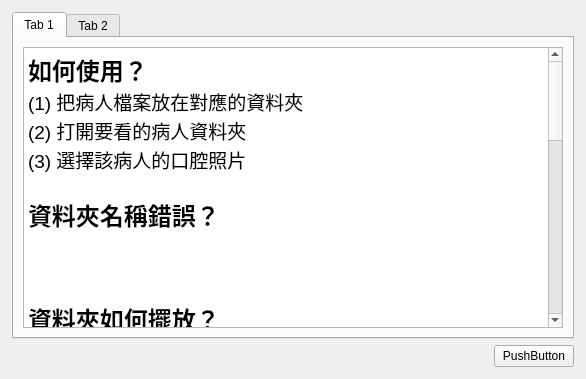
This is faqwindow.ui in j71200/DentistHelper as Qt 5 draws it before an edit. The edited form follows.
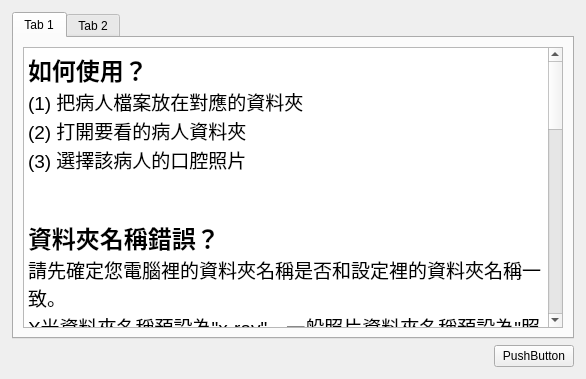
This is the edited form.

The edit to the form file:
```diff
--- a/faqwindow.ui
+++ b/faqwindow.ui
@@ -48,8 +48,11 @@
 &lt;p style=&quot; margin-top:0px; margin-bottom:0px; margin-left:0px; margin-right:0px; -qt-block-indent:0; text-indent:0px;&quot;&gt;&lt;span style=&quot; font-size:14pt;&quot;&gt;(2) 打開要看的病人資料夾&lt;/span&gt;&lt;/p&gt;
 &lt;p style=&quot; margin-top:0px; margin-bottom:0px; margin-left:0px; margin-right:0px; -qt-block-indent:0; text-indent:0px;&quot;&gt;&lt;span style=&quot; font-size:14pt;&quot;&gt;(3) 選擇該病人的口腔照片&lt;/span&gt;&lt;/p&gt;
 &lt;p style=&quot;-qt-paragraph-type:empty; margin-top:0px; margin-bottom:0px; margin-left:0px; margin-right:0px; -qt-block-indent:0; text-indent:0px; font-size:14pt;&quot;&gt;&lt;br /&gt;&lt;/p&gt;
+&lt;p style=&quot;-qt-paragraph-type:empty; margin-top:0px; margin-bottom:0px; margin-left:0px; margin-right:0px; -qt-block-indent:0; text-indent:0px; font-size:14pt;&quot;&gt;&lt;br /&gt;&lt;/p&gt;
 &lt;p style=&quot; margin-top:0px; margin-bottom:0px; margin-left:0px; margin-right:0px; -qt-block-indent:0; text-indent:0px;&quot;&gt;&lt;span style=&quot; font-size:18pt; font-weight:600;&quot;&gt;資料夾名稱錯誤？&lt;/span&gt;&lt;/p&gt;
-&lt;p style=&quot;-qt-paragraph-type:empty; margin-top:0px; margin-bottom:0px; margin-left:0px; margin-right:0px; -qt-block-indent:0; text-indent:0px; font-size:14pt;&quot;&gt;&lt;br /&gt;&lt;/p&gt;
+&lt;p style=&quot; margin-top:0px; margin-bottom:0px; margin-left:0px; margin-right:0px; -qt-block-indent:0; text-indent:0px;&quot;&gt;&lt;span style=&quot; font-size:14pt;&quot;&gt;請先確定您電腦裡的資料夾名稱是否和設定裡的資料夾名稱一致。&lt;/span&gt;&lt;/p&gt;
+&lt;p style=&quot; margin-top:0px; margin-bottom:0px; margin-left:0px; margin-right:0px; -qt-block-indent:0; text-indent:0px;&quot;&gt;&lt;span style=&quot; font-size:14pt;&quot;&gt;X光資料夾名稱預設為&amp;quot;x-ray&amp;quot;，一般照片資料夾名稱預設為&amp;quot;照片&amp;quot;，&lt;/span&gt;&lt;/p&gt;
+&lt;p style=&quot; margin-top:0px; margin-bottom:0px; margin-left:0px; margin-right:0px; -qt-block-indent:0; text-indent:0px;&quot;&gt;&lt;span style=&quot; font-size:14pt;&quot;&gt;使用者可以在設定裡面修改這些資料夾的名稱。&lt;/span&gt;&lt;/p&gt;
 &lt;p style=&quot;-qt-paragraph-type:empty; margin-top:0px; margin-bottom:0px; margin-left:0px; margin-right:0px; -qt-block-indent:0; text-indent:0px; font-size:14pt;&quot;&gt;&lt;br /&gt;&lt;/p&gt;
 &lt;p style=&quot;-qt-paragraph-type:empty; margin-top:0px; margin-bottom:0px; margin-left:0px; margin-right:0px; -qt-block-indent:0; text-indent:0px; font-size:14pt;&quot;&gt;&lt;br /&gt;&lt;/p&gt;
 &lt;p style=&quot; margin-top:0px; margin-bottom:0px; margin-left:0px; margin-right:0px; -qt-block-indent:0; text-indent:0px;&quot;&gt;&lt;span style=&quot; font-size:18pt; font-weight:600;&quot;&gt;資料夾如何擺放？&lt;/span&gt;&lt;/p&gt;
@@ -59,7 +62,7 @@
 &lt;p style=&quot; margin-top:0px; margin-bottom:0px; margin-left:0px; margin-right:0px; -qt-block-indent:0; text-indent:0px;&quot;&gt;&lt;span style=&quot; font-size:14pt;&quot;&gt;   -- &lt;/span&gt;&lt;span style=&quot; font-size:14pt; color:#804000;&quot;&gt;照片&lt;/span&gt;&lt;/p&gt;
 &lt;p style=&quot; margin-top:0px; margin-bottom:0px; margin-left:0px; margin-right:0px; -qt-block-indent:0; text-indent:0px;&quot;&gt;&lt;span style=&quot; font-size:14pt;&quot;&gt;      -- &lt;/span&gt;&lt;span style=&quot; font-size:14pt; color:#0080ff;&quot;&gt;IMG_9933.jpg&lt;/span&gt;&lt;/p&gt;
 &lt;p style=&quot; margin-top:0px; margin-bottom:0px; margin-left:0px; margin-right:0px; -qt-block-indent:0; text-indent:0px;&quot;&gt;&lt;span style=&quot; font-size:14pt;&quot;&gt;      -- &lt;/span&gt;&lt;span style=&quot; font-size:14pt; color:#0080ff;&quot;&gt;IMG_9934.jpg&lt;/span&gt;&lt;/p&gt;
-&lt;p style=&quot; margin-top:0px; margin-bottom:0px; margin-left:0px; margin-right:0px; -qt-block-indent:0; text-indent:0px;&quot;&gt;&lt;span style=&quot; font-size:14pt;&quot;&gt;   -- &lt;/span&gt;&lt;span style=&quot; font-size:14pt; color:#804000;&quot;&gt;X-ray&lt;/span&gt;&lt;/p&gt;
+&lt;p style=&quot; margin-top:0px; margin-bottom:0px; margin-left:0px; margin-right:0px; -qt-block-indent:0; text-indent:0px;&quot;&gt;&lt;span style=&quot; font-size:14pt;&quot;&gt;   -- &lt;/span&gt;&lt;span style=&quot; font-size:14pt; color:#804000;&quot;&gt;x-ray&lt;/span&gt;&lt;/p&gt;
 &lt;p style=&quot; margin-top:0px; margin-bottom:0px; margin-left:0px; margin-right:0px; -qt-block-indent:0; text-indent:0px;&quot;&gt;&lt;span style=&quot; font-size:14pt;&quot;&gt;      -- &lt;/span&gt;&lt;span style=&quot; font-size:14pt; color:#0080ff;&quot;&gt;IMG_8851.jpg&lt;/span&gt;&lt;/p&gt;
 &lt;p style=&quot; margin-top:0px; margin-bottom:0px; margin-left:0px; margin-right:0px; -qt-block-indent:0; text-indent:0px;&quot;&gt;&lt;span style=&quot; font-size:14pt;&quot;&gt;      -- &lt;/span&gt;&lt;span style=&quot; font-size:14pt; color:#0080ff;&quot;&gt;IMG_8852.jpg&lt;/span&gt;&lt;/p&gt;
 &lt;p style=&quot; margin-top:0px; margin-bottom:0px; margin-left:0px; margin-right:0px; -qt-block-indent:0; text-indent:0px;&quot;&gt;&lt;span style=&quot; font-size:14pt;&quot;&gt;      -- &lt;/span&gt;&lt;span style=&quot; font-size:14pt; color:#0080ff;&quot;&gt;IMG_8853.jpg&lt;/span&gt;&lt;/p&gt;
@@ -68,7 +71,7 @@
 &lt;p style=&quot; margin-top:0px; margin-bottom:0px; margin-left:0px; margin-right:0px; -qt-block-indent:0; text-indent:0px;&quot;&gt;&lt;span style=&quot; font-size:14pt;&quot;&gt;   -- &lt;/span&gt;&lt;span style=&quot; font-size:14pt; color:#804000;&quot;&gt;照片&lt;/span&gt;&lt;/p&gt;
 &lt;p style=&quot; margin-top:0px; margin-bottom:0px; margin-left:0px; margin-right:0px; -qt-block-indent:0; text-indent:0px;&quot;&gt;&lt;span style=&quot; font-size:14pt;&quot;&gt;      -- &lt;/span&gt;&lt;span style=&quot; font-size:14pt; color:#0080ff;&quot;&gt;IMG_2234.jpg&lt;/span&gt;&lt;/p&gt;
 &lt;p style=&quot; margin-top:0px; margin-bottom:0px; margin-left:0px; margin-right:0px; -qt-block-indent:0; text-indent:0px;&quot;&gt;&lt;span style=&quot; font-size:14pt;&quot;&gt;      -- &lt;/span&gt;&lt;span style=&quot; font-size:14pt; color:#0080ff;&quot;&gt;IMG_5678.jpg&lt;/span&gt;&lt;/p&gt;
-&lt;p style=&quot; margin-top:0px; margin-bottom:0px; margin-left:0px; margin-right:0px; -qt-block-indent:0; text-indent:0px;&quot;&gt;&lt;span style=&quot; font-size:14pt;&quot;&gt;   -- &lt;/span&gt;&lt;span style=&quot; font-size:14pt; color:#804000;&quot;&gt;X-ray&lt;/span&gt;&lt;/p&gt;
+&lt;p style=&quot; margin-top:0px; margin-bottom:0px; margin-left:0px; margin-right:0px; -qt-block-indent:0; text-indent:0px;&quot;&gt;&lt;span style=&quot; font-size:14pt;&quot;&gt;   -- &lt;/span&gt;&lt;span style=&quot; font-size:14pt; color:#804000;&quot;&gt;x-ray&lt;/span&gt;&lt;/p&gt;
 &lt;p style=&quot; margin-top:0px; margin-bottom:0px; margin-left:0px; margin-right:0px; -qt-block-indent:0; text-indent:0px;&quot;&gt;&lt;span style=&quot; font-size:14pt;&quot;&gt;      -- &lt;/span&gt;&lt;span style=&quot; font-size:14pt; color:#0080ff;&quot;&gt;IMG_8851.jpg&lt;/span&gt;&lt;/p&gt;
 &lt;p style=&quot; margin-top:0px; margin-bottom:0px; margin-left:0px; margin-right:0px; -qt-block-indent:0; text-indent:0px;&quot;&gt;&lt;span style=&quot; font-size:14pt; color:#000000;&quot;&gt;   -- &lt;/span&gt;&lt;span style=&quot; font-size:14pt; color:#408000;&quot;&gt;病歷.pdf&lt;/span&gt;&lt;/p&gt;
 &lt;p style=&quot;-qt-paragraph-type:empty; margin-top:0px; margin-bottom:0px; margin-left:0px; margin-right:0px; -qt-block-indent:0; text-indent:0px;&quot;&gt;&lt;br /&gt;&lt;/p&gt;
```
